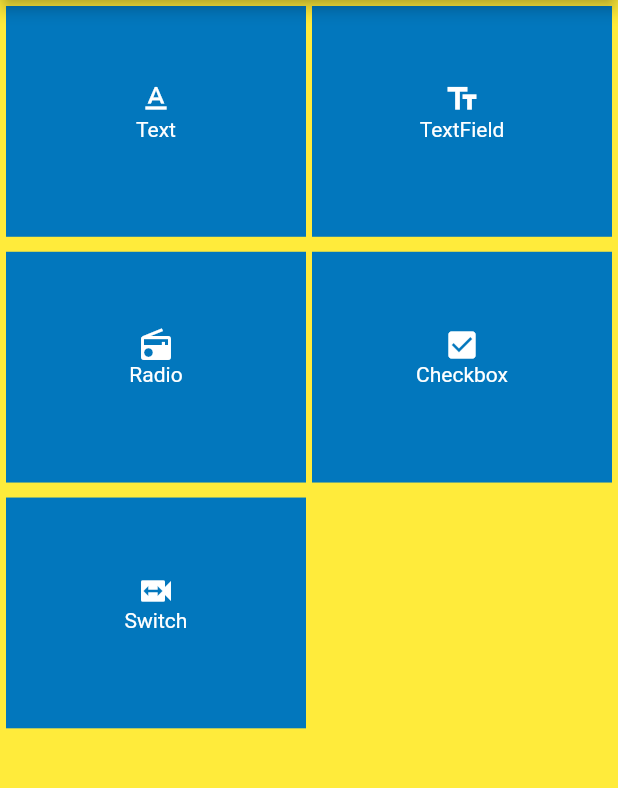
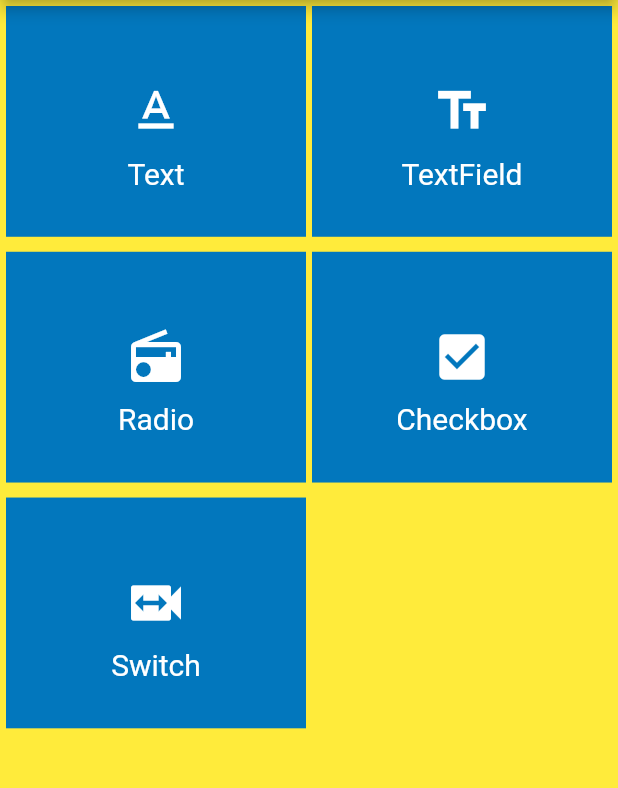
Before and after one commit to TestEngineerFish/material, a Flutter app: the screen it shows after launch, on a phone screen of 412 x 824 dp, the part 84-872 px from its top. Run offline on Flutter 3.47's test engine with Material 2 defaults, Android fonts, the phone set to English and light mode, and no system bars.

```diff
--- /dev/null
+++ b/lib/Demo/index.dart
@@ -0,0 +1,5 @@
+import 'package:flutter/material.dart';
+
+class WidgetDemoList {
+
+}
--- a/lib/WidgetCustomItem.dart
+++ b/lib/WidgetCustomItem.dart
@@ -33,11 +33,13 @@ class _WidgetCustomItem extends State<WidgetCustomItem> {
             Icon(
               icon,
               color: Colors.white,
+              size: 40,
             ),
-            Text(
+            Container(padding: const EdgeInsets.fromLTRB(0, 10, 0, 0),
+            child: Text(
               name,
-              style: TextStyle(color: Colors.white),
-            ),
+              style: TextStyle(color: Colors.white, fontSize: 20),
+            ),)
           ],
         ),
       ),
```
Also changed, not shown: lib/routers/router.dart (added, +17 -0 lines).
